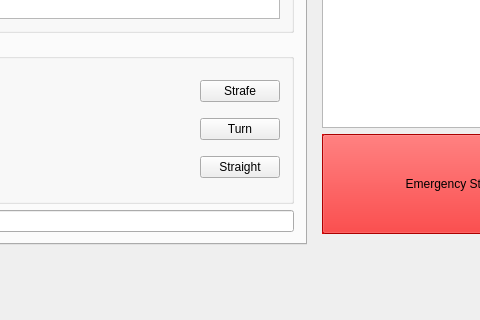
The window that client/mainwindow.ui (CWRUbotix/NASA-RMC-2017) describes before a commit, drawn with Qt 5; both pictures show x 401 to 881 and y 381 to 701 of the 1001 by 701 pixel window.
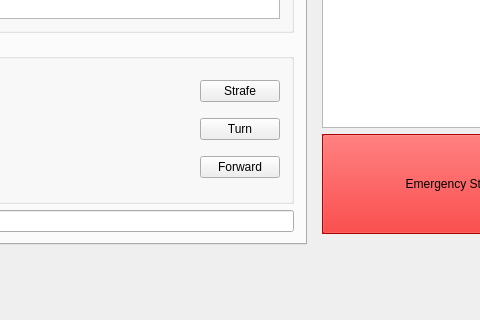
The same window after the commit. The open tabs and pages were chosen to show the change.

```diff
--- a/client/mainwindow.ui
+++ b/client/mainwindow.ui
@@ -232,7 +232,7 @@
                  <enum>Qt::NoFocus</enum>
                 </property>
                 <property name="text">
-                 <string>Straight</string>
+                 <string>Forward</string>
                 </property>
                </widget>
               </item>
```
Left out of the diff: 2 changed lines with no effect on the pictures.
